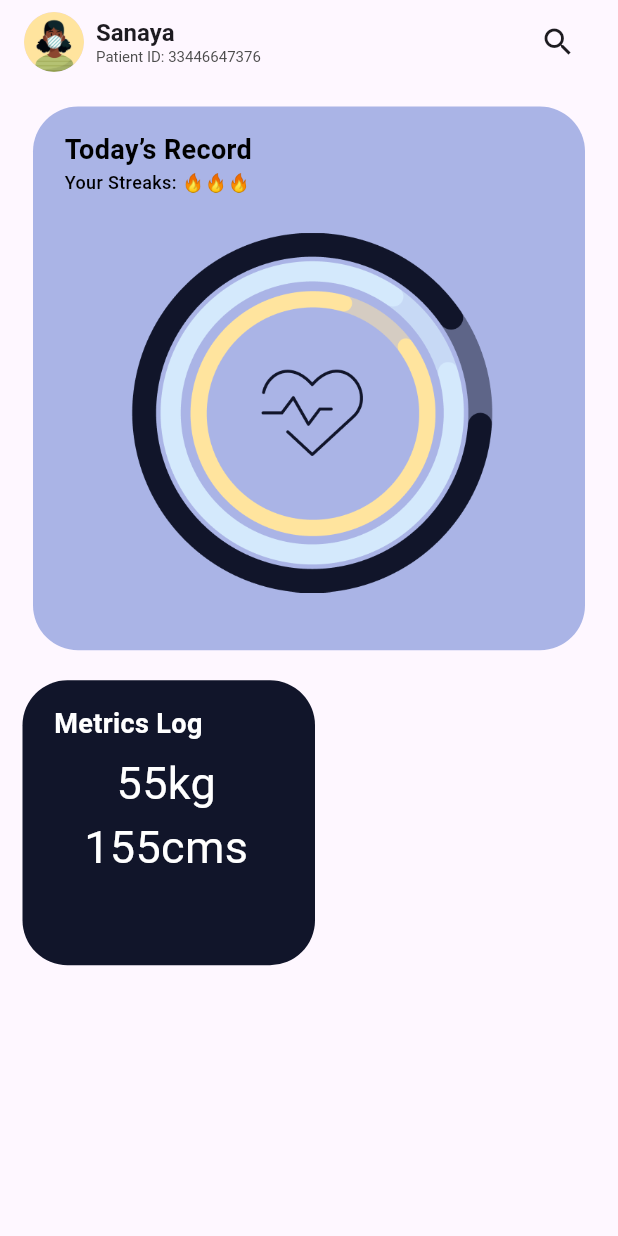
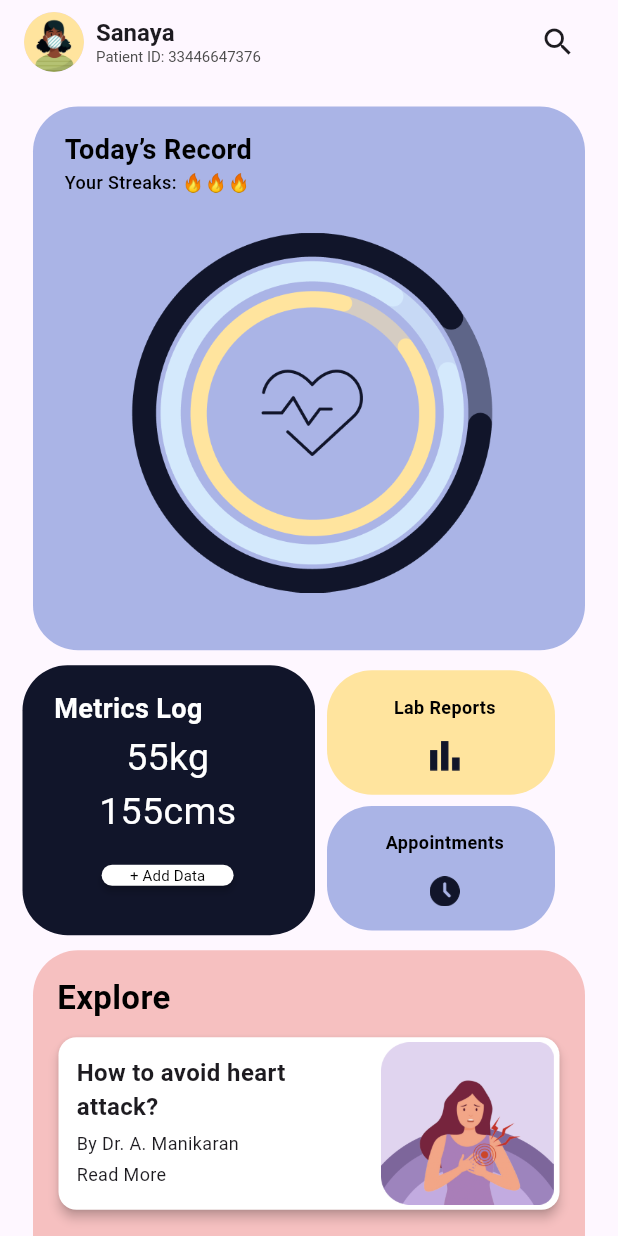
Before and after one commit to flaminshinjan/medipal, a Flutter app: the screen it shows after launch, on a phone screen of 412 x 824 dp. Run offline on Flutter 3.47's test engine with Material 2 defaults, Android fonts, the phone set to English and light mode, and no system bars.

Commit message:
1 page made

```diff
--- /dev/null
+++ b/lib/components/explorecard.dart
@@ -0,0 +1,57 @@
+import 'package:flutter/material.dart';
+
+class ExploreCard extends StatelessWidget {
+  final String line1;
+  final String line2;
+  final String line3;
+  final String imagePath;
+
+  ExploreCard({
+    required this.line1,
+    required this.line2,
+    required this.line3,
+    required this.imagePath,
+  });
+
+  @override
+  Widget build(BuildContext context) {
+    return InkWell(
+      child: Card(
+        elevation: 3,
+        color: Colors.white,
+        margin: EdgeInsets.all(1),
+        child: Row(
+          crossAxisAlignment: CrossAxisAlignment.start,
+          children: [
+            Expanded(
+              child: Padding(
+                padding: const EdgeInsets.all(12.0),
+                child: Column(
+                  crossAxisAlignment: CrossAxisAlignment.start,
+                  children: [
+                    Text(
+                      line1,
+                      style:
+                          TextStyle(fontSize: 16, fontWeight: FontWeight.bold),
+                    ),
+                    const SizedBox(height: 4),
+                    Text(line2, style: TextStyle(fontSize: 12)),
+                    const SizedBox(height: 4),
+                    Text(line3, style: TextStyle(fontSize: 12)),
+                  ],
+                ),
+              ),
+            ),
+            const SizedBox(width: 8),
+            Image.asset(
+              imagePath,
+              height: 115,
+              width: 115,
+            ),
+            const SizedBox(width: 4),
+          ],
+        ),
+      ),
+    );
+  }
+}
--- a/lib/components/healthcard.dart
+++ b/lib/components/healthcard.dart
@@ -46,7 +46,7 @@ class HealthCard extends StatelessWidget {
                 ),
               )),
         ),
-        SizedBox(height: 20), // Add spacing between the containers
+        SizedBox(height: 10), // Add spacing between the containers
       ],
     );
   }
--- a/lib/components/metricscard.dart
+++ b/lib/components/metricscard.dart
@@ -10,14 +10,14 @@ class MetricsCard extends StatelessWidget {
       children: [
         InkWell(
           child: Container(
-              height: 190,
+              height: 180,
               width: 195,
               padding: EdgeInsets.all(16),
               decoration: BoxDecoration(
                 color: Color(0xFF11152A),
                 borderRadius: BorderRadius.circular(30),
               ),
-              child: const Padding(
+              child: Padding(
                 padding: const EdgeInsets.only(left: 5.0),
                 child: Column(
                   crossAxisAlignment: CrossAxisAlignment.start,
@@ -30,22 +30,37 @@ class MetricsCard extends StatelessWidget {
                           color: Colors.white),
                     ),
                     Padding(
-                      padding: EdgeInsets.only(left: 20.0, top: 5),
+                      padding: EdgeInsets.only(left: 30.0, top: 2),
                       child: Column(
+                        mainAxisAlignment: MainAxisAlignment.center,
                         children: [
                           Text(
                             "55kg",
                             style: TextStyle(
-                                fontSize: 30,
+                                fontSize: 25,
                                 fontWeight: FontWeight.w400,
                                 color: Colors.white),
                           ),
                           Text(
                             "155cms",
                             style: TextStyle(
-                                fontSize: 30,
+                                fontSize: 25,
                                 fontWeight: FontWeight.w400,
                                 color: Colors.white),
+                          ),
+                          MaterialButton(
+                            height: 10,
+                            onPressed: () {},
+                            child: Text(
+                              "+ Add Data",
+                              style: TextStyle(
+                                  fontSize: 10,
+                                  fontWeight: FontWeight.w400,
+                                  color: Colors.black),
+                            ),
+                            color: Colors.white,
+                            shape: RoundedRectangleBorder(
+                                borderRadius: BorderRadius.circular(30)),
                           ),
                         ],
                       ),
@@ -54,7 +69,7 @@ class MetricsCard extends StatelessWidget {
                 ),
               )),
         ),
-        SizedBox(height: 20), // Add spacing between the containers
+        // Add spacing between the containers
       ],
     );
   }
--- /dev/null
+++ b/lib/components/repcard.dart
@@ -0,0 +1,55 @@
+import 'package:flutter/material.dart';
+
+class ReportCard extends StatelessWidget {
+  final String imagePath;
+  final Color color;
+  final VoidCallback? onTap;
+  final String text;
+
+  ReportCard({
+    required this.imagePath,
+    required this.color,
+    this.onTap,
+    required this.text,
+  });
+
+  @override
+  Widget build(BuildContext context) {
+    return Padding(
+      padding: const EdgeInsets.only(
+        left: 8.0,
+      ),
+      child: InkWell(
+        child: Container(
+            height: 83,
+            width: 152,
+            padding: EdgeInsets.all(16),
+            decoration: BoxDecoration(
+              color: color,
+              borderRadius: BorderRadius.circular(30),
+            ),
+            child: Padding(
+              padding: const EdgeInsets.only(left: 5.0),
+              child: Column(
+                mainAxisAlignment: MainAxisAlignment.center,
+                children: [
+                  Text(
+                    text,
+                    style: TextStyle(
+                        fontSize: 12,
+                        fontWeight: FontWeight.bold,
+                        color: Colors.black),
+                  ),
+                  SizedBox(height: 14),
+                  Image.asset(
+                    imagePath,
+                    height: 20,
+                    width: 20,
+                  ),
+                ],
+              ),
+            )),
+      ),
+    );
+  }
+}
--- a/lib/main.dart
+++ b/lib/main.dart
@@ -17,6 +17,7 @@ class MyApp extends StatelessWidget {
         colorScheme: ColorScheme.fromSeed(seedColor: Colors.deepPurple),
         useMaterial3: true,
       ),
+      debugShowCheckedModeBanner: false,
       home: DashboardPage(),
     );
   }
--- a/lib/screens/dashboard.dart
+++ b/lib/screens/dashboard.dart
@@ -1,6 +1,8 @@
 import 'package:flutter/material.dart';
+import 'package:medipal/components/explorecard.dart';
 import 'package:medipal/components/healthcard.dart';
 import 'package:medipal/components/metricscard.dart';
+import 'package:medipal/components/repcard.dart';
 
 class DashboardPage extends StatelessWidget {
   const DashboardPage({super.key});
@@ -43,17 +45,60 @@ class DashboardPage extends StatelessWidget {
           ),
         ),
         body: Container(
-          child: const SingleChildScrollView(
+          child: SingleChildScrollView(
             child: Padding(
               padding: const EdgeInsets.all(15.0),
               child: Column(
                 children: [
                   HealthCard(),
                   Row(
+                    mainAxisAlignment: MainAxisAlignment.start,
                     children: [
                       MetricsCard(),
+                      Column(
+                        children: [
+                          ReportCard(
+                            color: Color(0xFFFFE49E),
+                            imagePath: 'assets/graph.png',
+                            text: 'Lab Reports',
+                          ),
+                          SizedBox(height: 7.5),
+                          ReportCard(
+                            color: Color(0xFFAAB4E6),
+                            imagePath: 'assets/clock.png',
+                            text: 'Appointments',
+                          ),
+                        ],
+                      )
                     ],
                   ),
+                  SizedBox(height: 10),
+                  Container(
+                    height: 700,
+                    width: 368,
+                    padding: EdgeInsets.all(16),
+                    decoration: BoxDecoration(
+                      color: Color(0xFFF6C0C0),
+                      borderRadius: BorderRadius.circular(30),
+                    ),
+                    child: Column(
+                        crossAxisAlignment: CrossAxisAlignment.start,
+                        children: [
+                          Text(
+                            "Explore",
+                            style: TextStyle(
+                                fontSize: 22,
+                                fontWeight: FontWeight.bold,
+                                color: Colors.black),
+                          ),
+                          SizedBox(height: 10),
+                          ExploreCard(
+                              line1: "How to avoid heart attack?",
+                              line2: "By Dr. A. Manikaran",
+                              line3: "Read More",
+                              imagePath: 'assets/demostory.png'),
+                        ]),
+                  )
                 ],
               ),
             ),
--- /dev/null
+++ b/lib/screens/searchinitials.dart
@@ -0,0 +1,14 @@
+import 'package:flutter/material.dart';
+
+class SearchResultPage extends StatelessWidget {
+  const SearchResultPage({super.key});
+
+  @override
+  Widget build(BuildContext context) {
+    return Scaffold(
+      body: Container(
+        child: const Column(children: []),
+      ),
+    );
+  }
+}
```
Also changed, not shown: assets/clock.png, assets/graph.png.
